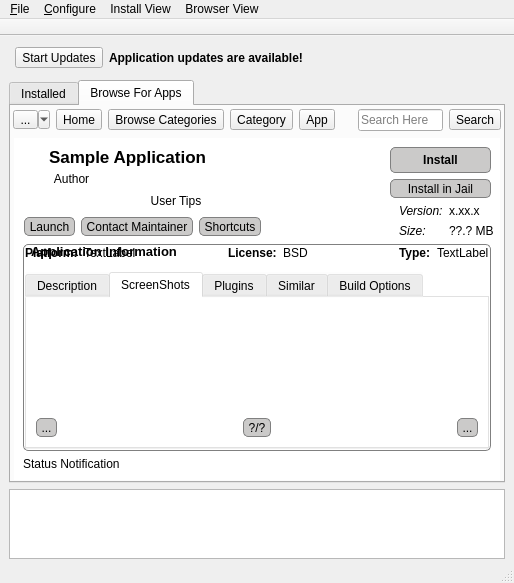
The window that src-qt4/pc-softwaremanager/mainUI.ui (trueos/pcbsd) describes before a commit, drawn with Qt 5.
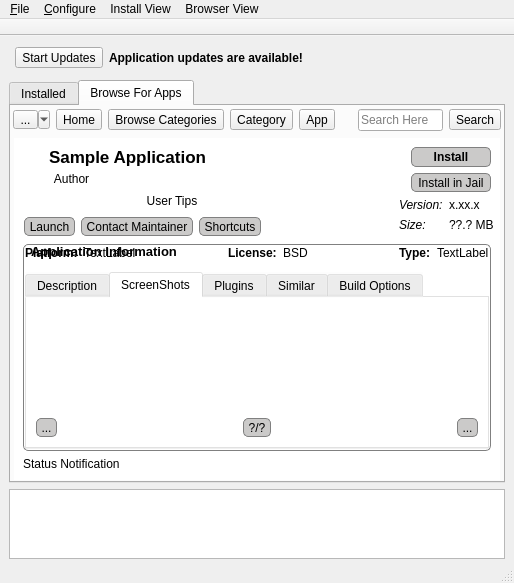
The same window after the commit. Icons and pictures are not drawn.

Commit message: Clean up the appearance of the AppCafe so the new jail creation properly refreshes the list of running jails, and make sure the install buttons on the details page are always right-aligned on the page (so the buttons are not massive if the app version number is long).

Diff of the .ui file:
```diff
--- a/src-qt4/pc-softwaremanager/mainUI.ui
+++ b/src-qt4/pc-softwaremanager/mainUI.ui
@@ -1044,6 +1044,8 @@
               <item row="0" column="3" rowspan="2">
                <layout class="QVBoxLayout" name="verticalLayout_11">
                 <item>
+                 <layout class="QGridLayout" name="gridLayout_4">
+                  <item row="0" column="1">
                  <widget class="QToolButton" name="tool_bapp_download">
                   <property name="sizePolicy">
                    <sizepolicy hsizetype="Preferred" vsizetype="Preferred">
@@ -1089,7 +1091,7 @@
                   </property>
                  </widget>
                 </item>
-                <item>
+                  <item row="1" column="1">
                  <widget class="QToolButton" name="tool_bapp_newjail">
                   <property name="sizePolicy">
                    <sizepolicy hsizetype="Preferred" vsizetype="Fixed">
@@ -1112,6 +1114,21 @@
                   </property>
                  </widget>
                 </item>
+                  <item row="0" column="0">
+                   <spacer name="horizontalSpacer_11">
+                    <property name="orientation">
+                     <enum>Qt::Horizontal</enum>
+                    </property>
+                    <property name="sizeHint" stdset="0">
+                     <size>
+                      <width>0</width>
+                      <height>20</height>
+                     </size>
+                    </property>
+                   </spacer>
+                  </item>
+                 </layout>
+                </item>
                 <item>
                  <layout class="QFormLayout" name="formLayout_5">
                   <property name="fieldGrowthPolicy">
```
Left out of the diff: 12 changed lines with no effect on the pictures. Lines whose indentation alone changed are shown as unchanged. The commit also changes 3 other files.
